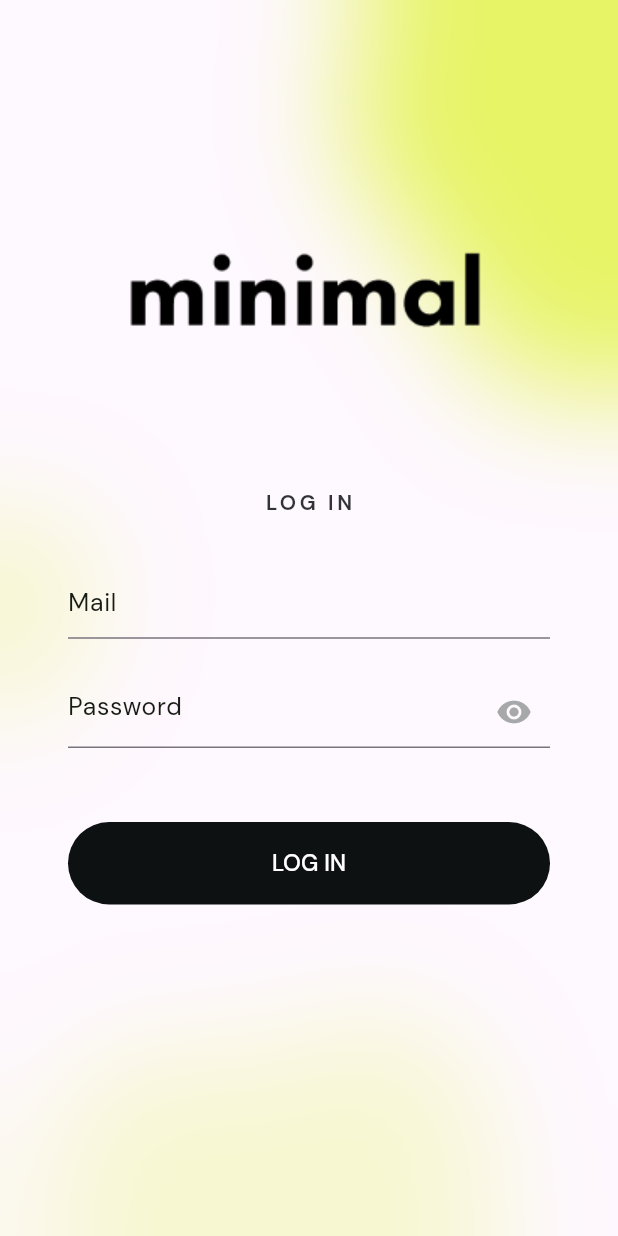
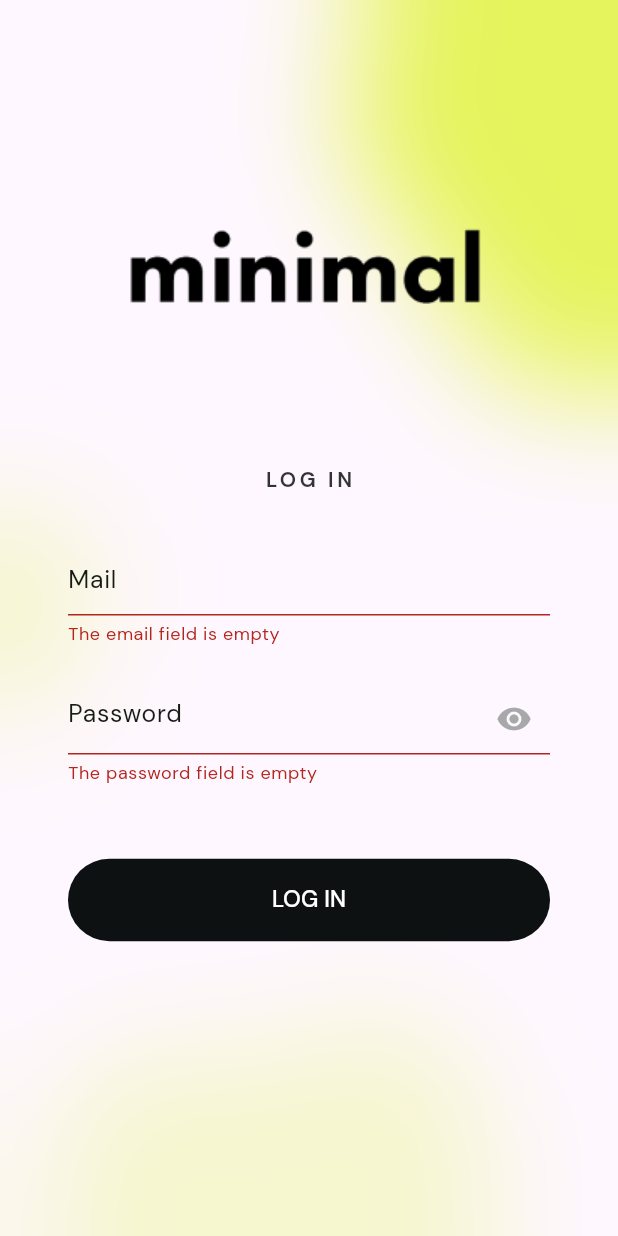
Before and after one commit to NicoCieri10/tots_challenge, a Flutter app: the screen it shows after launch, after a tap on "LOG IN", on a phone screen of 412 x 824 dp. Run offline on Flutter 3.47's test engine with Material 2 defaults, Android fonts, the light colour scheme and no system bars; drawn by our look-alikes of blur; our stand-ins replace bloc, dio, equatable, flutter_bloc, flutter_svg, get_it and 3 more; accounts and stored records are empty; generated files the repository leaves out were written again.

Commit message:
client and login working propperly

```diff
--- a/lib/app/view/app.dart
+++ b/lib/app/view/app.dart
@@ -8,6 +8,7 @@ import 'package:sizer/sizer.dart';
 import 'package:tots_challenge/home/home.dart';
 import 'package:tots_challenge/l10n/l10n.dart';
 import 'package:tots_challenge/login/login.dart';
+import 'package:tots_challenge/services/injector_service.dart';
 
 class App extends StatefulWidget {
   const App({
@@ -27,6 +28,7 @@ class _AppState extends State<App> {
   @override
   void initState() {
     super.initState();
+    InjectorService.init();
     SystemChrome.setPreferredOrientations([
       DeviceOrientation.portraitUp,
       DeviceOrientation.portraitDown,
@@ -48,7 +50,7 @@ class _AppState extends State<App> {
       builder: (_, __, ___) => MultiRepositoryProvider(
         providers: [
           RepositoryProvider<AppClient>(
-            create: (context) => AppClient(),
+            create: (context) => AppClient(dioClient: getIt()),
           ),
           RepositoryProvider(
             create: (context) => widget.dataPersistenceRepository,
--- /dev/null
+++ b/lib/common/common.dart
@@ -0,0 +1,2 @@
+export 'dio_client.dart';
+export 'validators.dart';
--- /dev/null
+++ b/lib/common/dio_client.dart
@@ -0,0 +1,28 @@
+import 'package:dio/dio.dart';
+
+/// Client to make requests to the API
+class DioClient {
+  /// Client to make requests to the API
+  const DioClient();
+
+  Dio instance() {
+    final options = BaseOptions(
+      // TODO: apply Env class
+      baseUrl: 'https://agency-coda.uc.r.appspot.com',
+      connectTimeout: const Duration(seconds: 10),
+      receiveTimeout: const Duration(seconds: 6),
+    );
+
+    final dio = Dio(options);
+
+    dio.interceptors.add(
+      LogInterceptor(
+        requestHeader: false,
+        responseBody: true,
+        responseHeader: false,
+      ),
+    );
+
+    return dio;
+  }
+}
--- /dev/null
+++ b/lib/common/validators.dart
@@ -0,0 +1,40 @@
+import 'package:flutter/material.dart';
+import 'package:tots_challenge/l10n/l10n.dart';
+
+class Validators {
+  const Validators._();
+
+  /// Validates the email address
+  static String? validateEmail({
+    required BuildContext context,
+    String? email,
+  }) {
+    final value = email?.trim();
+
+    final emailRegExp = RegExp(
+      r"^[a-zA-Z0-9.a-zA-Z0-9.!#$%&'*+-/=?^_`{|}~]+@[a-zA-Z0-9]+\.[a-zA-Z]+",
+    );
+
+    if (value == null || value.isEmpty) {
+      return context.l10n.emailEmpty;
+    }
+    if (!emailRegExp.hasMatch(value)) {
+      return context.l10n.emailInvalid;
+    }
+    return null;
+  }
+
+  /// Validates the password
+  static String? validatePassword({
+    required BuildContext context,
+    String? password,
+  }) {
+    if (password == null || password.isEmpty) {
+      return context.l10n.emptyPassword;
+    }
+    if (password.length < 8) {
+      return context.l10n.passwordTooShort;
+    }
+    return null;
+  }
+}
--- a/lib/login/cubit/login_cubit.dart
+++ b/lib/login/cubit/login_cubit.dart
@@ -1,8 +1,45 @@
+import 'package:app_client/app_client.dart';
 import 'package:bloc/bloc.dart';
+import 'package:data_persistence/data_persistence.dart';
 import 'package:equatable/equatable.dart';
 
 part 'login_state.dart';
 
 class LoginCubit extends Cubit<LoginState> {
-  LoginCubit() : super(LoginInitial());
+  LoginCubit({
+    required AppClient appClient,
+    required DataPersistenceRepository dataPersistenceRepository,
+  })  : _appClient = appClient,
+        _dataPersistenceRepository = dataPersistenceRepository,
+        super(const LoginState());
+
+  final DataPersistenceRepository _dataPersistenceRepository;
+  final AppClient _appClient;
+
+  Future<void> login({
+    required String email,
+    required String password,
+  }) async {
+    emit(
+      state.copyWith(status: LoginStatus.attempting),
+    );
+    try {
+      final authUser = await _appClient.login(
+        email: email,
+        password: password,
+      );
+
+      await _dataPersistenceRepository.setLoggedIn(status: true);
+      // TODO: save user on data persistence
+      // await _dataPersistenceRepository.setUser(user: authUser);
+
+      emit(
+        state.copyWith(status: LoginStatus.success),
+      );
+    } catch (e) {
+      emit(
+        state.copyWith(status: LoginStatus.failure),
+      );
+    }
+  }
 }
--- a/lib/login/cubit/login_state.dart
+++ b/lib/login/cubit/login_state.dart
@@ -1,10 +1,36 @@
 part of 'login_cubit.dart';
 
-sealed class LoginState extends Equatable {
-  const LoginState();
+enum LoginStatus {
+  initial,
+  attempting,
+  success,
+  failure,
+  badCredentials,
+}
+
+class LoginState extends Equatable {
+  const LoginState({
+    this.status = LoginStatus.initial,
+  });
+
+  bool get isInitial => status == LoginStatus.initial;
+  bool get isAttempting => status == LoginStatus.attempting;
+  bool get isSuccess => status == LoginStatus.success;
+  bool get isFailure => status == LoginStatus.failure;
+  bool get isBadCredentials => status == LoginStatus.badCredentials;
+
+  final LoginStatus status;
+
+  LoginState copyWith({
+    LoginStatus? status,
+  }) {
+    return LoginState(
+      status: status ?? this.status,
+    );
+  }
 
   @override
-  List<Object> get props => [];
+  List<Object> get props => [
+        status,
+      ];
 }
-
-final class LoginInitial extends LoginState {}
--- a/lib/login/view/login_page.dart
+++ b/lib/login/view/login_page.dart
@@ -1,7 +1,12 @@
+import 'package:app_client/app_client.dart';
 import 'package:blur/blur.dart';
+import 'package:data_persistence/data_persistence.dart';
 import 'package:flutter/material.dart';
 import 'package:flutter_bloc/flutter_bloc.dart';
+import 'package:go_router/go_router.dart';
 import 'package:sizer/sizer.dart';
+import 'package:tots_challenge/common/validators.dart';
+import 'package:tots_challenge/home/home.dart';
 import 'package:tots_challenge/l10n/l10n.dart';
 import 'package:tots_challenge/login/cubit/login_cubit.dart';
 import 'package:ui/ui.dart';
@@ -14,7 +19,10 @@ class LoginPage extends StatelessWidget {
   @override
   Widget build(BuildContext context) {
     return BlocProvider(
-      create: (context) => LoginCubit(),
+      create: (context) => LoginCubit(
+        appClient: context.read<AppClient>(),
+        dataPersistenceRepository: context.read<DataPersistenceRepository>(),
+      ),
       child: const LoginView(),
     );
   }
@@ -51,7 +59,29 @@ class _LoginViewState extends State<LoginView> {
           onTap: () => FocusScope.of(context).requestFocus(unfocus),
           child: Scaffold(
             body: BlocListener<LoginCubit, LoginState>(
-              listener: (context, state) {},
+              listener: (context, state) {
+                if (state.isBadCredentials) {
+                  // CustomSnackbar.showToast(
+                  //   context: context,
+                  //   status: SnackbarStatus.error,
+                  //   title: context.l10n.badCredentials,
+                  // );
+                } else if (state.isFailure) {
+                  // CustomSnackbar.showToast(
+                  //   context: context,
+                  //   status: SnackbarStatus.warning,
+                  //   title: context.l10n.unknownError,
+                  // );
+                } else if (state.isSuccess) {
+                  // CustomSnackbar.showToast(
+                  //   context: context,
+                  //   status: SnackbarStatus.success,
+                  //   title: context.l10n.validCredentials,
+                  // );
+
+                  context.goNamed(HomePage.route);
+                }
+              },
               child: Stack(
                 children: [
                   const _BlurBackground(),
@@ -77,6 +107,10 @@ class _LoginViewState extends State<LoginView> {
                           controller: _emailController,
                           autofillHints: const [AutofillHints.email],
                           hintText: context.l10n.mail,
+                          validator: (value) => Validators.validateEmail(
+                            email: value,
+                            context: context,
+                          ),
                         ),
                         SizedBox(height: 3.h),
                         CustomTextField(
@@ -84,16 +118,28 @@ class _LoginViewState extends State<LoginView> {
                           obscureText: _isObscure,
                           hintText: context.l10n.password,
                           autofillHints: const [AutofillHints.password],
+                          validator: (value) => Validators.validatePassword(
+                            password: value,
+                            context: context,
+                          ),
                           onPressed: () => setState(
                             () => _isObscure = !_isObscure,
                           ),
                         ),
                         SizedBox(height: 6.h),
-                        CustomButton(
-                          height: 40.sp,
-                          title: context.l10n.login,
-                          // loading: state.isAttempting,
-                          onPressed: () {},
+                        BlocBuilder<LoginCubit, LoginState>(
+                          buildWhen: (previous, current) {
+                            return previous.isAttempting !=
+                                current.isAttempting;
+                          },
+                          builder: (context, state) {
+                            return CustomButton(
+                              height: 40.sp,
+                              title: context.l10n.login,
+                              loading: state.isAttempting,
+                              onPressed: login,
+                            );
+                          },
                         ),
                         const Spacer(flex: 30),
                       ],
@@ -107,6 +153,15 @@ class _LoginViewState extends State<LoginView> {
       ),
     );
   }
+
+  void login() {
+    if (!(_formKey.currentState?.validate() ?? false)) return;
+
+    context.read<LoginCubit>().login(
+          email: _emailController.text,
+          password: _passwordController.text,
+        );
+  }
 }
 
 class _BlurBackground extends StatelessWidget {
@@ -117,7 +172,7 @@ class _BlurBackground extends StatelessWidget {
     return Blur(
       blur: 40,
       blurColor: Colors.white.withOpacity(0.5),
-      colorOpacity: 0.1,
+      colorOpacity: 0.05,
       child: const Stack(
         children: [
           BackgroundElement(
--- /dev/null
+++ b/lib/services/injector_service.dart
@@ -0,0 +1,13 @@
+import 'package:dio/dio.dart';
+import 'package:get_it/get_it.dart';
+import 'package:tots_challenge/common/dio_client.dart';
+
+GetIt getIt = GetIt.instance;
+
+/// Service to inject dependencies
+class InjectorService {
+  /// Method to initialize the service
+  static void init() {
+    getIt.registerLazySingleton<Dio>(() => const DioClient().instance());
+  }
+}
--- /dev/null
+++ b/packages/app_client/lib/models/auth_user.dart
@@ -0,0 +1,111 @@
+import 'package:app_client/app_client.dart';
+import 'package:hive/hive.dart';
+
+part 'auth_user.g.dart';
+
+@HiveType(typeId: 0)
+
+/// AuthUser model
+class AuthUser {
+  /// Class constructor
+  AuthUser({
+    this.id,
+    this.firstname,
+    this.lastname,
+    this.email,
+    this.photo,
+    this.phone,
+    this.facebookId,
+    this.role,
+    this.createdAt,
+    this.updatedAt,
+    this.status,
+    this.isNotification,
+    this.caption,
+    this.tokenType,
+    this.accessToken,
+  });
+
+  /// This constructor parses [JSON] and converts it to a [AuthUser].
+  factory AuthUser.fromMap(JSON json) => AuthUser(
+        id: json['id'] as int? ?? 0,
+        firstname: json['firstname'] as String? ?? '',
+        lastname: json['lastname'] as String? ?? '',
+        email: json['email'] as String? ?? '',
+        photo: json['photo'] as String? ?? '',
+        phone: json['phone'] as String? ?? '',
+        facebookId: json['facebook_id'] as dynamic,
+        role: json['role'] as int? ?? 0,
+        createdAt: json['created_at'] == null
+            ? null
+            : DateTime.parse(json['created_at'] as String),
+        updatedAt: json['updated_at'] == null
+            ? null
+            : DateTime.parse(json['updated_at'] as String),
+        status: json['status'] as int? ?? 0,
+        isNotification: json['is_notification'] as int? ?? 0,
+        caption: json['caption'] as dynamic,
+        tokenType: json['token_type'] as String? ?? '',
+        accessToken: json['access_token'] as String? ?? '',
+      );
+
+  /// Id of the user
+  @HiveField(0)
+  final int? id;
+
+  /// Firstname of the user
+  @HiveField(1)
+  final String? firstname;
+
+  /// Lastname of the user
+  @HiveField(2)
+  final String? lastname;
+
+  /// Email of the user
+  @HiveField(3)
+  final String? email;
+
+  /// Photo of the user
+  @HiveField(4)
+  final String? photo;
+
+  /// Phone of the user
+  @HiveField(5)
+  final String? phone;
+
+  /// Facebook id of the user
+  @HiveField(6)
+  final dynamic facebookId;
+
+  /// Role of the user
+  @HiveField(7)
+  final int? role;
+
+  /// Created date of the user
+  @HiveField(8)
+  final DateTime? createdAt;
+
+  /// Updated date of the user
+  @HiveField(9)
+  final DateTime? updatedAt;
+
+  /// Status of the user
+  @HiveField(10)
+  final int? status;
+
+  /// Is notification of the user
+  @HiveField(11)
+  final int? isNotification;
+
+  /// Caption of the user
+  @HiveField(12)
+  final dynamic caption;
+
+  /// Token type of the user
+  @HiveField(13)
+  final String? tokenType;
+
+  /// Access token of the user
+  @HiveField(14)
+  final String? accessToken;
+}
--- a/packages/app_client/lib/src/app_client_exceptions.dart
+++ b/packages/app_client/lib/src/app_client_exceptions.dart
@@ -1,6 +1,3 @@
-/// Thrown if an exception occurs while making an dio request.
-class DioException implements Exception {}
-
 /// Thrown if an dio request returns a non-200 status code.
 class DioRequestFailure implements Exception {
   /// Class constructor.
--- a/packages/app_client/pubspec.yaml
+++ b/packages/app_client/pubspec.yaml
@@ -8,6 +8,7 @@ environment:
 
 dependencies:
   build_runner: ^2.4.6
+  dio: ^5.4.0
   equatable: ^2.0.5
   hive: ^2.2.3
   http: ^1.1.0
--- a/pubspec.yaml
+++ b/pubspec.yaml
@@ -13,6 +13,7 @@ dependencies:
   blur: ^3.1.0
   data_persistence:
     path: packages/data_persistence
+  dio: ^5.4.0
   equatable: ^2.0.5
   flutter:
     sdk: flutter
@@ -20,6 +21,7 @@ dependencies:
   flutter_localizations:
     sdk: flutter
   flutter_svg: ^2.0.9
+  get_it: ^7.6.4
   go_router: ^12.1.1
   intl: ^0.18.0
   sizer: ^2.0.15
```
Also changed, not shown: packages/app_client/lib/src/app_client.dart (+123 -4 lines), packages/app_client/lib/models/auth_user.g.dart (added).
